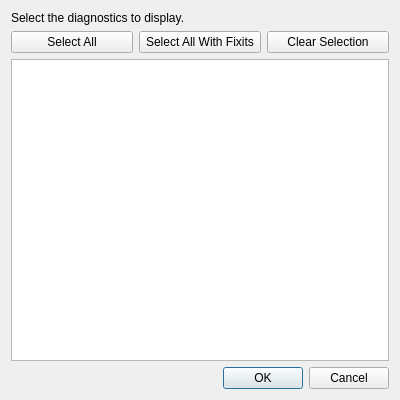
The window that src/plugins/clangtools/filterdialog.ui (qt-creator/qt-creator) describes before a commit, drawn with Qt 5.
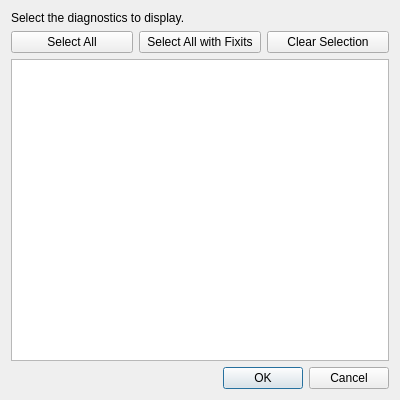
The same window after the commit.

Commit message:
Clang Tools: Fix UI text capitalization
Task-number: QTCREATORBUG-23683

```diff
--- a/src/plugins/clangtools/filterdialog.ui
+++ b/src/plugins/clangtools/filterdialog.ui
@@ -33,7 +33,7 @@
      <item>
       <widget class="QPushButton" name="selectWithFixits">
        <property name="text">
-        <string>Select All With Fixits</string>
+        <string>Select All with Fixits</string>
        </property>
       </widget>
      </item>
```
